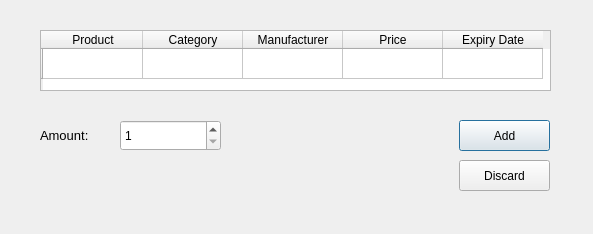
Above: source/addtocart_dialog.ui from NimaMousavian/FBT-Market-Management-Application before the change. Below: the same form after it.
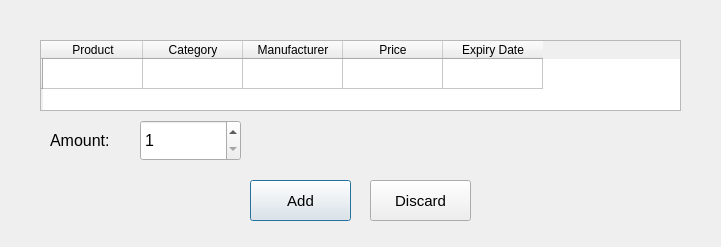
That is the form after the change.

```diff
--- a/source/addtocart_dialog.ui
+++ b/source/addtocart_dialog.ui
@@ -6,8 +6,8 @@
    <rect>
     <x>0</x>
     <y>0</y>
-    <width>593</width>
-    <height>234</height>
+    <width>721</width>
+    <height>247</height>
    </rect>
   </property>
   <property name="windowTitle">
@@ -16,12 +16,17 @@
   <widget class="QPushButton" name="addButton">
    <property name="geometry">
     <rect>
-     <x>459</x>
-     <y>120</y>
-     <width>91</width>
-     <height>31</height>
+     <x>250</x>
+     <y>180</y>
+     <width>101</width>
+     <height>41</height>
     </rect>
    </property>
+   <property name="font">
+    <font>
+     <pointsize>11</pointsize>
+    </font>
+   </property>
    <property name="text">
     <string>Add</string>
    </property>
@@ -29,12 +34,17 @@
   <widget class="QPushButton" name="discardBotton">
    <property name="geometry">
     <rect>
-     <x>459</x>
-     <y>160</y>
-     <width>91</width>
-     <height>31</height>
+     <x>370</x>
+     <y>180</y>
+     <width>101</width>
+     <height>41</height>
     </rect>
    </property>
+   <property name="font">
+    <font>
+     <pointsize>11</pointsize>
+    </font>
+   </property>
    <property name="text">
     <string>Discard</string>
    </property>
@@ -43,9 +53,9 @@
    <property name="geometry">
     <rect>
      <x>40</x>
-     <y>30</y>
-     <width>511</width>
-     <height>61</height>
+     <y>40</y>
+     <width>641</width>
+     <height>71</height>
     </rect>
    </property>
    <row>
@@ -82,15 +92,15 @@
   <widget class="QLabel" name="label">
    <property name="geometry">
     <rect>
-     <x>40</x>
+     <x>50</x>
      <y>120</y>
-     <width>81</width>
-     <height>31</height>
+     <width>101</width>
+     <height>41</height>
     </rect>
    </property>
    <property name="font">
     <font>
-     <pointsize>10</pointsize>
+     <pointsize>12</pointsize>
     </font>
    </property>
    <property name="text">
@@ -100,12 +110,17 @@
   <widget class="QSpinBox" name="amountSpinBox">
    <property name="geometry">
     <rect>
-     <x>120</x>
+     <x>140</x>
      <y>120</y>
      <width>101</width>
-     <height>31</height>
+     <height>41</height>
     </rect>
    </property>
+   <property name="font">
+    <font>
+     <pointsize>12</pointsize>
+    </font>
+   </property>
    <property name="minimum">
     <number>1</number>
    </property>
```
